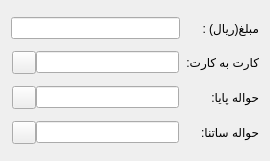
Qt form UI/dialogbankfee.ui (reza-rezvani2052/Takvingar) before a commit.
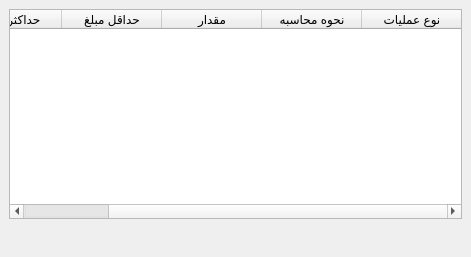
The same form after that commit. The open tabs and pages were chosen to show the change. Icons and pictures are not drawn.

```diff
--- a/UI/dialogbankfee.ui
+++ b/UI/dialogbankfee.ui
@@ -6,10 +6,16 @@
    <rect>
     <x>0</x>
     <y>0</y>
-    <width>270</width>
-    <height>161</height>
+    <width>471</width>
+    <height>257</height>
    </rect>
   </property>
+  <property name="sizePolicy">
+   <sizepolicy hsizetype="Preferred" vsizetype="Fixed">
+    <horstretch>0</horstretch>
+    <verstretch>0</verstretch>
+   </sizepolicy>
+  </property>
   <property name="windowTitle">
    <string>محاسبه کارمزد بانک</string>
   </property>
@@ -20,70 +26,26 @@
   <property name="layoutDirection">
    <enum>Qt::LayoutDirection::RightToLeft</enum>
   </property>
+  <layout class="QGridLayout" name="gridLayout_2">
+   <property name="leftMargin">
+    <number>0</number>
+   </property>
+   <property name="topMargin">
+    <number>0</number>
+   </property>
+   <property name="rightMargin">
+    <number>0</number>
+   </property>
+   <property name="bottomMargin">
+    <number>0</number>
+   </property>
+   <item row="0" column="0">
+    <widget class="QStackedWidget" name="stackedWidget">
+     <property name="currentIndex">
+      <number>0</number>
+     </property>
+     <widget class="QWidget" name="pageCalculation">
   <layout class="QGridLayout" name="gridLayout">
-   <item row="3" column="1">
-    <layout class="QHBoxLayout" name="horizontalLayout_3">
-     <property name="spacing">
-      <number>0</number>
-     </property>
-     <property name="leftMargin">
-      <number>1</number>
-     </property>
-     <property name="rightMargin">
-      <number>1</number>
-     </property>
-     <item>
-      <widget class="QLineEdit" name="ledSatna">
-       <property name="readOnly">
-        <bool>true</bool>
-       </property>
-      </widget>
-     </item>
-     <item>
-      <widget class="QToolButton" name="btnCopySatna">
-       <property name="icon">
-        <iconset resource="../RC/resources.qrc">
-         <normaloff>:/img/copy.png</normaloff>:/img/copy.png</iconset>
-       </property>
-      </widget>
-     </item>
-    </layout>
-   </item>
-   <item row="3" column="0">
-    <widget class="QLabel" name="label_3">
-     <property name="text">
-      <string>حواله ساتنا:</string>
-     </property>
-    </widget>
-   </item>
-   <item row="1" column="1">
-    <layout class="QHBoxLayout" name="horizontalLayout">
-     <property name="spacing">
-      <number>0</number>
-     </property>
-     <property name="leftMargin">
-      <number>1</number>
-     </property>
-     <property name="rightMargin">
-      <number>1</number>
-     </property>
-     <item>
-      <widget class="QLineEdit" name="ledCardi">
-       <property name="readOnly">
-        <bool>true</bool>
-       </property>
-      </widget>
-     </item>
-     <item>
-      <widget class="QToolButton" name="btnCopyCardi">
-       <property name="icon">
-        <iconset resource="../RC/resources.qrc">
-         <normaloff>:/img/copy.png</normaloff>:/img/copy.png</iconset>
-       </property>
-      </widget>
-     </item>
-    </layout>
-   </item>
    <item row="0" column="0">
     <widget class="QLabel" name="label">
      <property name="text">
@@ -92,16 +54,95 @@
     </widget>
    </item>
    <item row="0" column="1">
-    <widget class="QLineEdit" name="ledValue"/>
+        <layout class="QHBoxLayout" name="horizontalLayout_4">
+         <property name="spacing">
+          <number>0</number>
+         </property>
+         <item>
+          <widget class="QLineEdit" name="ledValue">
+           <property name="maxLength">
+            <number>12</number>
+           </property>
+           <property name="clearButtonEnabled">
+            <bool>true</bool>
+           </property>
+          </widget>
+         </item>
+         <item>
+          <widget class="QToolButton" name="btnBankFeeSettings">
+           <property name="toolTip">
+            <string>تنظیمات کارمزد بانکی</string>
+           </property>
+           <property name="icon">
+            <iconset resource="../RC/resources.qrc">
+             <normaloff>:/img/options.png</normaloff>:/img/options.png</iconset>
+           </property>
+           <property name="autoRaise">
+            <bool>true</bool>
+           </property>
+          </widget>
+         </item>
+        </layout>
+       </item>
+       <item row="1" column="1">
+        <widget class="QLabel" name="lblLedValueNum2String">
+         <property name="text">
+          <string>صفر!</string>
+         </property>
+         <property name="wordWrap">
+          <bool>true</bool>
+         </property>
+        </widget>
    </item>
    <item row="2" column="0">
+        <widget class="QLabel" name="label_4">
+         <property name="text">
+          <string>کارت به کارت:</string>
+         </property>
+        </widget>
+       </item>
+       <item row="2" column="1">
+        <layout class="QHBoxLayout" name="horizontalLayout">
+         <property name="spacing">
+          <number>0</number>
+         </property>
+         <property name="leftMargin">
+          <number>1</number>
+         </property>
+         <property name="rightMargin">
+          <number>2</number>
+         </property>
+         <item>
+          <widget class="QLineEdit" name="ledCardi">
+           <property name="enabled">
+            <bool>false</bool>
+           </property>
+           <property name="text">
+            <string>2000</string>
+           </property>
+           <property name="readOnly">
+            <bool>true</bool>
+           </property>
+          </widget>
+         </item>
+         <item>
+          <widget class="QToolButton" name="btnCopyCardi">
+           <property name="icon">
+            <iconset resource="../RC/resources.qrc">
+             <normaloff>:/img/copy.png</normaloff>:/img/copy.png</iconset>
+           </property>
+          </widget>
+         </item>
+        </layout>
+       </item>
+       <item row="3" column="0">
     <widget class="QLabel" name="label_2">
      <property name="text">
       <string>حواله پایا:</string>
      </property>
     </widget>
    </item>
-   <item row="2" column="1">
+       <item row="3" column="1">
     <layout class="QHBoxLayout" name="horizontalLayout_2">
      <property name="spacing">
       <number>0</number>
@@ -110,10 +151,13 @@
       <number>1</number>
      </property>
      <property name="rightMargin">
-      <number>1</number>
+          <number>2</number>
      </property>
      <item>
       <widget class="QLineEdit" name="ledPaya">
+           <property name="enabled">
+            <bool>false</bool>
+           </property>
        <property name="readOnly">
         <bool>true</bool>
        </property>
@@ -129,11 +173,155 @@
      </item>
     </layout>
    </item>
+       <item row="4" column="0">
+        <widget class="QLabel" name="label_3">
+         <property name="text">
+          <string>حواله ساتنا:</string>
+         </property>
+        </widget>
+       </item>
+       <item row="4" column="1">
+        <layout class="QHBoxLayout" name="horizontalLayout_3">
+         <property name="spacing">
+          <number>0</number>
+         </property>
+         <property name="leftMargin">
+          <number>1</number>
+         </property>
+         <property name="rightMargin">
+          <number>2</number>
+         </property>
+         <item>
+          <widget class="QLineEdit" name="ledSatna">
+           <property name="enabled">
+            <bool>false</bool>
+           </property>
+           <property name="readOnly">
+            <bool>true</bool>
+           </property>
+          </widget>
+         </item>
+         <item>
+          <widget class="QToolButton" name="btnCopySatna">
+           <property name="icon">
+            <iconset resource="../RC/resources.qrc">
+             <normaloff>:/img/copy.png</normaloff>:/img/copy.png</iconset>
+           </property>
+          </widget>
+         </item>
+        </layout>
+       </item>
+      </layout>
+     </widget>
+     <widget class="QWidget" name="pageSettings">
+      <layout class="QGridLayout" name="gridLayout_3">
+       <item row="0" column="0">
+        <widget class="QTableWidget" name="tableWidget">
+         <column>
+          <property name="text">
+           <string>نوع عملیات</string>
+          </property>
+         </column>
+         <column>
+          <property name="text">
+           <string>نحوه محاسبه</string>
+          </property>
+         </column>
+         <column>
+          <property name="text">
+           <string>مقدار</string>
+          </property>
+         </column>
+         <column>
+          <property name="text">
+           <string>حداقل مبلغ</string>
+          </property>
+         </column>
+         <column>
+          <property name="text">
+           <string>حداکثر مبلغ</string>
+          </property>
+         </column>
+        </widget>
+       </item>
    <item row="1" column="0">
-    <widget class="QLabel" name="label_4">
-     <property name="text">
-      <string>کارت به کارت:</string>
-     </property>
+        <layout class="QHBoxLayout" name="horizontalLayout_5">
+         <property name="spacing">
+          <number>0</number>
+         </property>
+         <item>
+          <widget class="QToolButton" name="btnRemove">
+           <property name="toolTip">
+            <string>حذف </string>
+           </property>
+           <property name="icon">
+            <iconset resource="../RC/resources.qrc">
+             <normaloff>:/img/remove.png</normaloff>:/img/remove.png</iconset>
+           </property>
+           <property name="autoRaise">
+            <bool>true</bool>
+           </property>
+          </widget>
+         </item>
+         <item>
+          <widget class="QToolButton" name="btnAdd">
+           <property name="toolTip">
+            <string>افزودن</string>
+           </property>
+           <property name="icon">
+            <iconset resource="../RC/resources.qrc">
+             <normaloff>:/img/add.png</normaloff>:/img/add.png</iconset>
+           </property>
+           <property name="autoRaise">
+            <bool>true</bool>
+           </property>
+          </widget>
+         </item>
+         <item>
+          <spacer name="horizontalSpacer">
+           <property name="orientation">
+            <enum>Qt::Orientation::Horizontal</enum>
+           </property>
+           <property name="sizeHint" stdset="0">
+            <size>
+             <width>388</width>
+             <height>20</height>
+            </size>
+           </property>
+          </spacer>
+         </item>
+         <item>
+          <widget class="QToolButton" name="btnCancel">
+           <property name="toolTip">
+            <string>لغو</string>
+           </property>
+           <property name="icon">
+            <iconset resource="../RC/resources.qrc">
+             <normaloff>:/img/cancel.png</normaloff>:/img/cancel.png</iconset>
+           </property>
+           <property name="autoRaise">
+            <bool>true</bool>
+           </property>
+          </widget>
+         </item>
+         <item>
+          <widget class="QToolButton" name="btnOk">
+           <property name="toolTip">
+            <string>تایید</string>
+           </property>
+           <property name="icon">
+            <iconset resource="../RC/resources.qrc">
+             <normaloff>:/img/ok.png</normaloff>:/img/ok.png</iconset>
+           </property>
+           <property name="autoRaise">
+            <bool>true</bool>
+           </property>
+          </widget>
+         </item>
+        </layout>
+       </item>
+      </layout>
+     </widget>
     </widget>
    </item>
   </layout>
```
Lines whose indentation alone changed are shown as unchanged.
